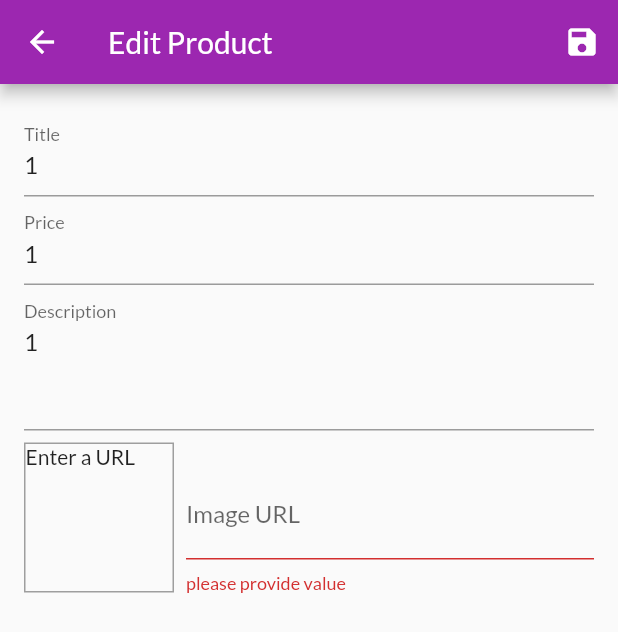
After one commit to gauravmb/Flutter_Shopping_App_WithStateMannagement, a Flutter app: the EditProductScreen screen opened by its route, after a tap on the "save" icon, on a phone screen of 412 x 824 dp. The commit adds this screen. Shown: the top 632 px of the screen. Run offline on Flutter 3.47's test engine with Material 2 defaults, Android fonts, the phone set to English and light mode, and no system bars; missing offline and left inert: dart:ffi; network calls fail.

Commit message:
Implement Add Delete and Update on Product List

```diff
--- a/shop_app/lib/main.dart
+++ b/shop_app/lib/main.dart
@@ -2,7 +2,9 @@ import 'package:flutter/material.dart';
 import 'package:shop_app/providers/cart.dart';
 import 'package:shop_app/providers/orders.dart';
 import 'package:shop_app/screens/cart_screen.dart';
+import 'package:shop_app/screens/edit_product_screen.dart';
 import 'package:shop_app/screens/orders_screen.dart';
+import 'package:shop_app/screens/user_products_screen.dart';
 import './screens/product_overview_screens.dart';
 import './screens/product_detail_screen.dart';
 import './providers/products.dart';
@@ -34,7 +36,9 @@ class MyApp extends StatelessWidget {
         routes: {
           ProductDetailScreen.routeName: (ctx) => ProductDetailScreen(),
           CartScreen.routeName: (ctx) => CartScreen(),
-          OrdersScreen.routeName: (ctx) => OrdersScreen()
+          OrdersScreen.routeName: (ctx) => OrdersScreen(),
+          UserProductsScreen.routeName: (Ctx) => UserProductsScreen(),
+          EditProductScreen.routeName: (ctx) => EditProductScreen(),
         },
       ),
     );
--- a/shop_app/lib/providers/cart.dart
+++ b/shop_app/lib/providers/cart.dart
@@ -66,4 +66,23 @@ class Cart with ChangeNotifier {
     _cartItems = {};
     notifyListeners();
   }
+
+  void removeSingleItem(String productID) {
+    if (!_cartItems.containsKey(productID)) {
+      return;
+    }
+    if (_cartItems[productID]!.quantity > 1) {
+      _cartItems.update(
+        productID,
+        (value) => CartItem(
+            id: value.id,
+            price: value.price,
+            title: value.title,
+            quantity: value.quantity - 1),
+      );
+    } else {
+      _cartItems.remove(productID);
+    }
+    notifyListeners();
+  }
 }
--- a/shop_app/lib/providers/products.dart
+++ b/shop_app/lib/providers/products.dart
@@ -47,7 +47,26 @@ class Products with ChangeNotifier {
   }
 
   void addProduct(Product value) {
+    final newProduct = Product(
+      id: DateTime.now().toString(),
+      title: value.title,
+      description: value.description,
+      price: value.price,
+      isFavorite: value.isFavorite,
+      imageUrl: value.imageUrl,
+    );
     _items.add(value);
+    notifyListeners();
+  }
+
+  void updateProduct(String id, Product value) {
+    final prodIndex = _items.indexWhere((element) => element.id == id);
+    if (prodIndex >= 0) _items[prodIndex] = value;
+    notifyListeners();
+  }
+
+  void deleteProduct(String productID) {
+    _items.removeWhere((element) => element.id == productID);
     notifyListeners();
   }
 
--- /dev/null
+++ b/shop_app/lib/screens/edit_product_screen.dart
@@ -0,0 +1,243 @@
+import 'dart:ffi';
+import 'package:flutter/material.dart';
+import 'package:shop_app/providers/products.dart';
+import '../providers/product.dart';
+import 'package:provider/provider.dart';
+
+class EditProductScreen extends StatefulWidget {
+  static String routeName = "/edit-product-screen";
+
+  const EditProductScreen({Key? key}) : super(key: key);
+
+  @override
+  _EditProductScreenState createState() => _EditProductScreenState();
+}
+
+class _EditProductScreenState extends State<EditProductScreen> {
+  final _priceFocusNode = FocusNode();
+  final _desFocusNode = FocusNode();
+  final _imageUrlController = TextEditingController();
+  final _imageURLFocusNode = FocusNode();
+  final _form = GlobalKey<FormState>();
+  var _didInitCalled = false;
+  var _initValues = {
+    'title': "1",
+    'description': "1",
+    'price': "1",
+    'imageUrl': "1",
+  };
+  var _existingProduct = Product(
+      id: '',
+      title: "",
+      description: "",
+      imageUrl: "",
+      isFavorite: false,
+      price: 0);
+
+  @override
+  void initState() {
+    _imageUrlController.addListener(_updateImageURL);
+  }
+
+  void _updateImageURL() {
+    // if (!_imageURLFocusNode.hasFocus) {}
+  }
+
+  @override
+  void didChangeDependencies() {
+    if (!_didInitCalled) {
+      final productID = ModalRoute.of(context)?.settings.arguments as String?;
+      if (productID != null) {
+        _existingProduct = Provider.of<Products>(context).findByID(productID);
+        _initValues = {
+          'title': _existingProduct.title,
+          'description': _existingProduct.description,
+          'price': _existingProduct.price.toString(),
+          'imageUrl': _existingProduct.imageUrl,
+        };
+        _imageUrlController.text = _existingProduct.imageUrl;
+      }
+    }
+    print(_initValues);
+    _didInitCalled = true;
+    super.didChangeDependencies();
+  }
+
+  void _saveForm() {
+    bool isValid = false;
+    isValid = _form.currentState!.validate();
+    if (!isValid) {
+      return;
+    }
+    _form.currentState?.save();
+    print(_existingProduct.id);
+    print(_existingProduct.description);
+    print(_existingProduct.title);
+    print(_existingProduct.imageUrl);
+    print(_existingProduct.isFavorite);
+    if (_existingProduct.id == "") {
+      Provider.of<Products>(context, listen: false)
+          .addProduct(_existingProduct);
+    } else {
+      Provider.of<Products>(context, listen: false)
+          .updateProduct(_existingProduct.id, _existingProduct);
+    }
+    Navigator.of(context).pop();
+  }
+
+  @override
+  void dispose() {
+    _imageUrlController.removeListener(_updateImageURL);
+    _priceFocusNode.dispose();
+    _desFocusNode.dispose();
+    _imageURLFocusNode.dispose();
+    _imageUrlController.dispose();
+    super.dispose();
+  }
+
+  @override
+  Widget build(BuildContext context) {
+    return Scaffold(
+      appBar: AppBar(
+        title: const Text("Edit Product"),
+        actions: [
+          IconButton(
+            icon: Icon(Icons.save),
+            onPressed: () {
+              _saveForm();
+            },
+          )
+        ],
+      ),
+      body: Padding(
+        padding: const EdgeInsets.all(16.0),
+        child: Form(
+            key: _form,
+            child: ListView(
+              children: [
+                TextFormField(
+                  initialValue: _initValues["title"],
+                  decoration: const InputDecoration(labelText: 'Title'),
+                  textInputAction: TextInputAction.next,
+                  onFieldSubmitted: (_) {
+                    FocusScope.of(context).requestFocus(_priceFocusNode);
+                  },
+                  validator: (value) {
+                    if (value!.isEmpty) {
+                      return 'please provide value';
+                    }
+                    return null;
+                  },
+                  onSaved: (value) {
+                    _existingProduct = Product(
+                        id: _existingProduct.id,
+                        price: _existingProduct.price,
+                        title: value!,
+                        imageUrl: _existingProduct.imageUrl,
+                        isFavorite: _existingProduct.isFavorite,
+                        description: _existingProduct.description);
+                  },
+                ),
+                TextFormField(
+                  decoration: const InputDecoration(labelText: 'Price'),
+                  initialValue: _initValues["price"],
+                  textInputAction: TextInputAction.next,
+                  keyboardType: TextInputType.number,
+                  focusNode: _priceFocusNode,
+                  onFieldSubmitted: (_) {
+                    FocusScope.of(context).requestFocus(_desFocusNode);
+                  },
+                  validator: (value) {
+                    if (value!.isEmpty) {
+                      return 'please provide value';
+                    }
+                    return null;
+                  },
+                  onSaved: (value) {
+                    _existingProduct = Product(
+                        id: _existingProduct.id,
+                        price: double.parse(value!),
+                        title: _existingProduct.title,
+                        imageUrl: _existingProduct.imageUrl,
+                        isFavorite: _existingProduct.isFavorite,
+                        description: _existingProduct.description);
+                  },
+                ),
+                TextFormField(
+                  decoration: const InputDecoration(labelText: 'Description'),
+                  initialValue: _initValues["description"],
+                  maxLines: 3,
+                  keyboardType: TextInputType.multiline,
+                  focusNode: _desFocusNode,
+                  textInputAction: TextInputAction.next,
+                  validator: (value) {
+                    if (value!.isEmpty) {
+                      return 'please provide value';
+                    }
+                    return null;
+                  },
+                  onSaved: (value) {
+                    _existingProduct = Product(
+                        id: _existingProduct.id,
+                        price: _existingProduct.price,
+                        title: _existingProduct.title,
+                        imageUrl: _existingProduct.imageUrl,
+                        isFavorite: _existingProduct.isFavorite,
+                        description: value!);
+                  },
+                ),
+                Row(
+                  crossAxisAlignment: CrossAxisAlignment.end,
+                  children: [
+                    Container(
+                      width: 100,
+                      height: 100,
+                      margin: EdgeInsets.only(top: 8, right: 8),
+                      decoration: BoxDecoration(
+                          border: Border.all(width: 1, color: Colors.grey)),
+                      child: _imageUrlController.text.isEmpty
+                          ? Text("Enter a URL")
+                          : Image.network(
+                              _imageUrlController.text,
+                              fit: BoxFit.cover,
+                            ),
+                    ),
+                    Expanded(
+                        child: TextFormField(
+                      decoration: InputDecoration(labelText: "Image URL"),
+                      // initialValue: _initValues["imageUrl"],
+                      keyboardType: TextInputType.url,
+                      textInputAction: TextInputAction.done,
+                      controller: _imageUrlController,
+                      focusNode: _imageURLFocusNode,
+                      validator: (value) {
+                        if (value!.isEmpty) {
+                          return 'please provide value';
+                        }
+                        return null;
+                      },
+                      onEditingComplete: () {
+                        FocusScope.of(context).unfocus();
+                        setState(() {});
+                      },
+                      onFieldSubmitted: (_) {
+                        _saveForm();
+                      },
+                      onSaved: (value) {
+                        _existingProduct = Product(
+                            id: _existingProduct.id,
+                            price: _existingProduct.price,
+                            title: _existingProduct.title,
+                            imageUrl: value!,
+                            isFavorite: _existingProduct.isFavorite,
+                            description: _existingProduct.description);
+                      },
+                    )),
+                  ],
+                )
+              ],
+            )),
+      ),
+    );
+  }
+}
```
Also changed, not shown: shop_app/lib/screens/user_products_screen.dart (added, +44 -0 lines), shop_app/lib/widgets/app_drawer.dart (+11 -0 lines), shop_app/lib/widgets/cart_item_view.dart (+20 -0 lines), shop_app/lib/widgets/product_item.dart (+10 -0 lines), shop_app/lib/widgets/user_product_item.dart (added, +48 -0 lines).
